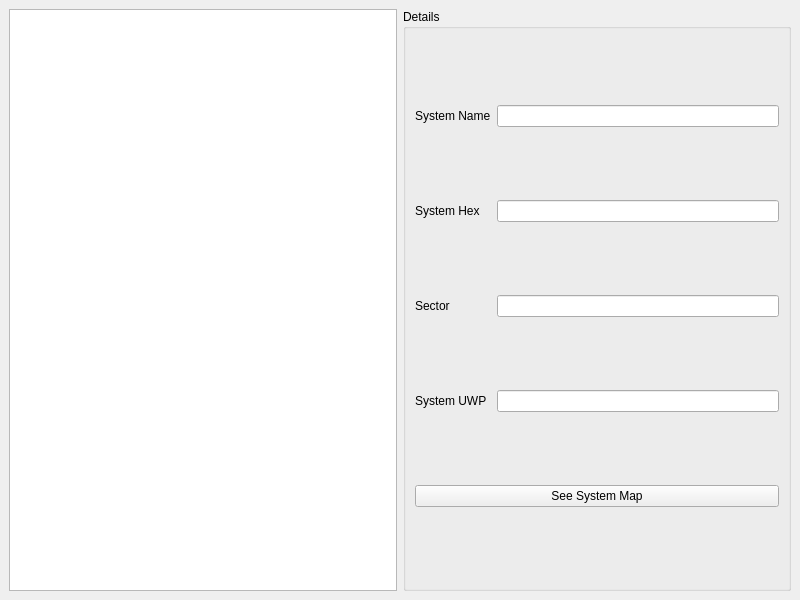
Before: the Qt Designer form ShipboardTools/Window_SectorMap.ui in AganDur/TravellerTool, drawn with Qt 5.
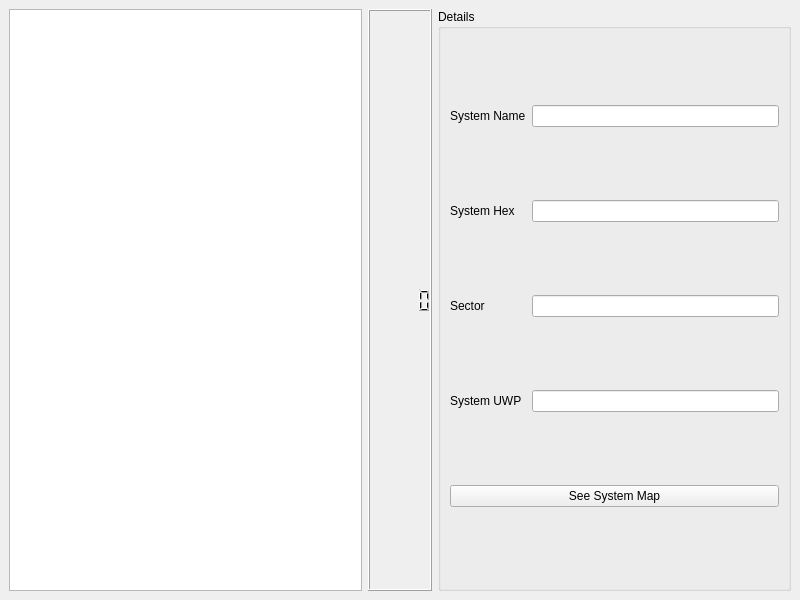
After: the same form once the commit is applied. Custom widgets are drawn as their Qt base class.

What changed in the file:
```diff
--- a/ShipboardTools/Window_SectorMap.ui
+++ b/ShipboardTools/Window_SectorMap.ui
@@ -18,6 +18,9 @@
     <item>
      <widget class="MapView" name="mapView"/>
     </item>
+    <item>
+     <widget class="QLCDNumber" name="zoomLogger"/>
+    </item>
     <item>
      <widget class="QGroupBox" name="groupBox">
       <property name="title">
```
